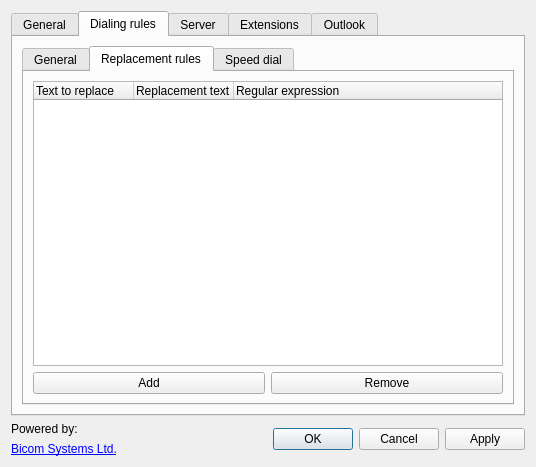
First picture: the form in SettingsDialog.ui, repository okostynchuk/Outcall, before the edit.
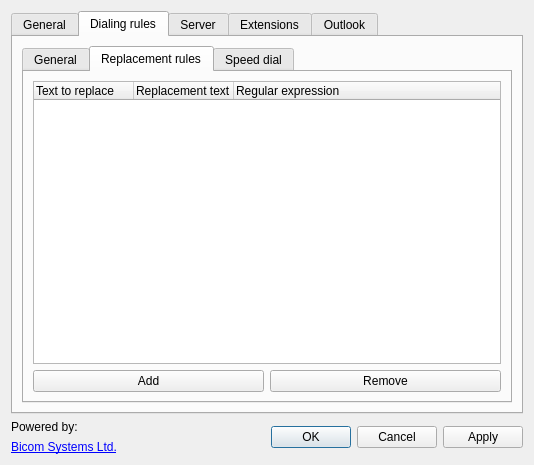
Second picture: the form after the edit. The open tabs and pages were chosen to show the change. Icons and pictures are not drawn.

Commit message: add contacts windows

The edit to the form file:
```diff
--- a/SettingsDialog.ui
+++ b/SettingsDialog.ui
@@ -6,8 +6,8 @@
    <rect>
     <x>0</x>
     <y>0</y>
-    <width>536</width>
-    <height>467</height>
+    <width>534</width>
+    <height>465</height>
    </rect>
   </property>
   <property name="sizePolicy">
```
Left out of the diff: 4 changed lines with no effect on the pictures. The commit also changes 4 other files.
